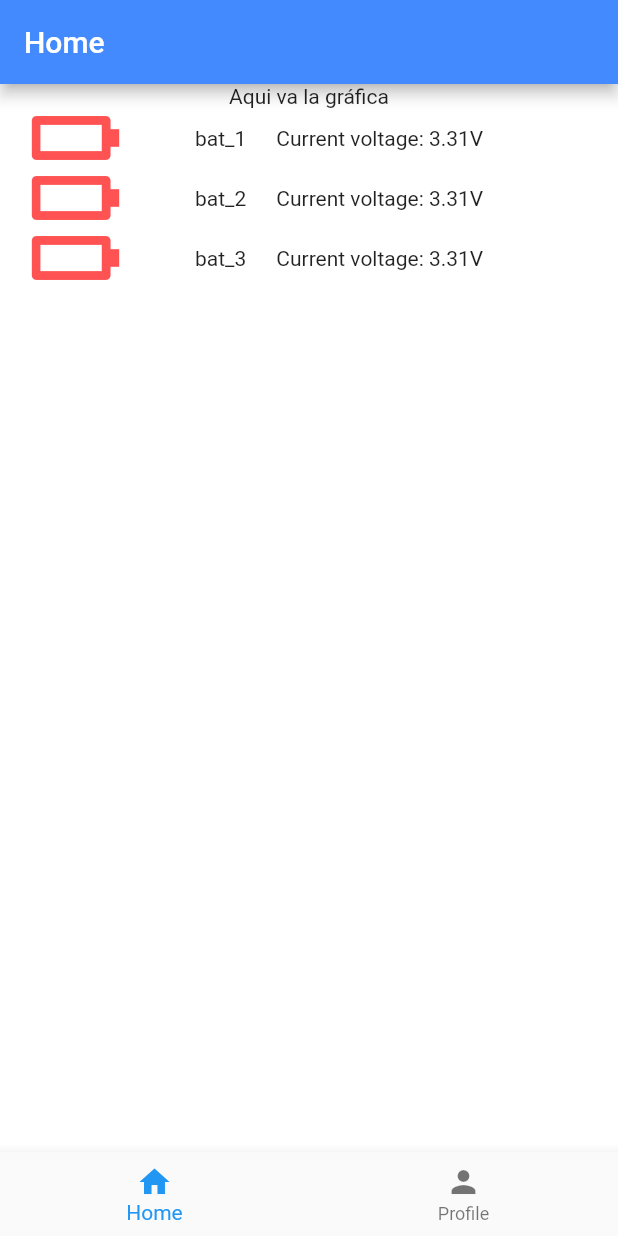
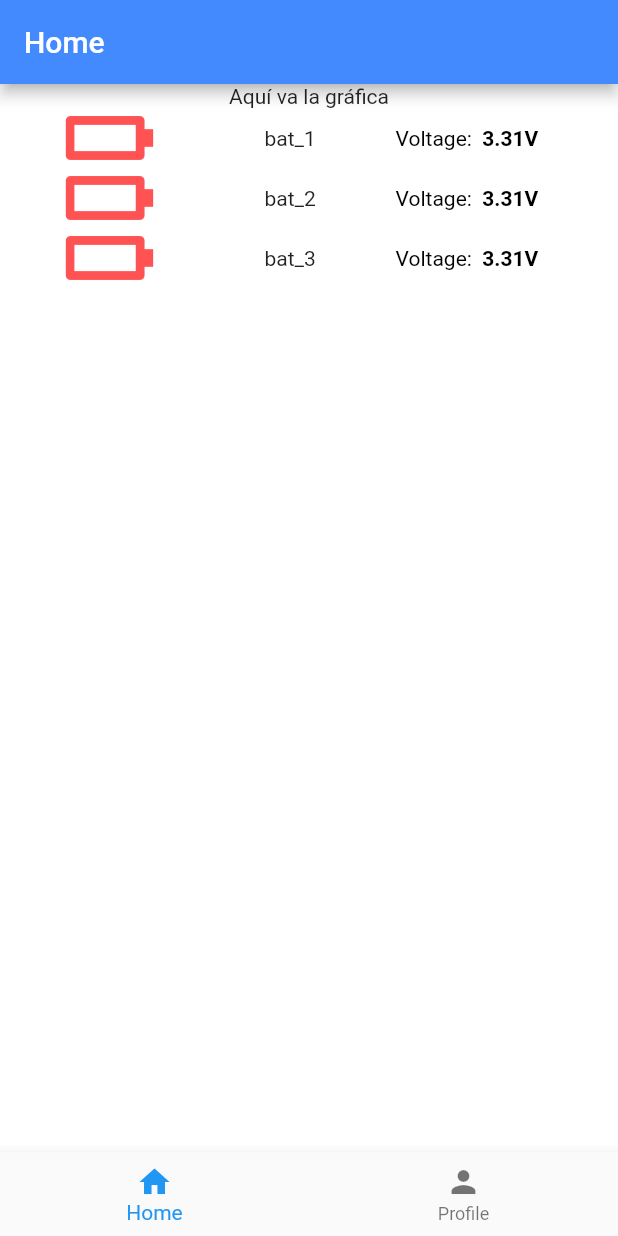
Before and after one commit to imanolpg/energy_pilot, a Flutter app: the screen it shows after launch, on a phone screen of 412 x 824 dp. Run offline on Flutter 3.47's test engine with Material 2 defaults, Android fonts, the phone set to English and light mode, and no system bars.

Commit message:
Finish battery_status

```diff
--- a/lib/models/battery.dart
+++ b/lib/models/battery.dart
@@ -11,8 +11,6 @@ class Battery {
   void setIconFromVoltage() {
     double range = maxVoltage - minVoltage;
     double interval = range / 8.0;
-
-    double first = (interval * 7) + minVoltage;
 
     if (voltage <= (interval * 1) + minVoltage) {
       icon = Icons.battery_0_bar;
--- a/lib/screens/home.dart
+++ b/lib/screens/home.dart
@@ -41,10 +41,9 @@ class _HomeState extends State<Home> {
       appBar: AppBar(
         title: const Text('Home'),
       ),
-      body: Container(
-        child: Column(
+      body: Column(
         children: [
-            const Text('Aqui va la gráfica'),
+          const Text('Aquí va la gráfica'),
           Column(
             children: batteries
                 .map(
@@ -56,7 +55,6 @@ class _HomeState extends State<Home> {
           ),
         ],
       ),
-      ),
       bottomNavigationBar: const Footer(),
     );
   }
--- a/lib/widgets/battery_status.dart
+++ b/lib/widgets/battery_status.dart
@@ -14,12 +14,9 @@ class BatteryStatus extends StatelessWidget {
 
   @override
   Widget build(BuildContext context) {
-    return Container(
-      child: Row(
+    return Row(
       children: [
-          const SizedBox(
-            width: 30,
-          ),
+        const Spacer(),
         Transform.rotate(
           angle: math.pi / 2,
           child: SizedBox(
@@ -31,17 +28,25 @@ class BatteryStatus extends StatelessWidget {
             ),
           ),
         ),
-          const SizedBox(
-            width: 30,
+        const Spacer(),
+        Text(battery.id),
+        const Spacer(),
+        RichText(
+          text: TextSpan(
+            style: const TextStyle(
+              fontSize: 14.0,
+              color: Colors.black,
             ),
-          Text(battery.id),
-          const SizedBox(
-            width: 20,
-            height: 0,
-          ),
-          Text('Current voltage: ${battery.voltage}V'),
+            children: [
+              const TextSpan(text: 'Voltage:  '),
+              TextSpan(
+                  text: '${battery.voltage.toStringAsFixed(2)}V',
+                  style: const TextStyle(fontWeight: FontWeight.bold)),
             ],
           ),
+        ),
+        const Spacer(),
+      ],
     );
   }
 }
```
Lines whose indentation alone changed are shown as unchanged.
